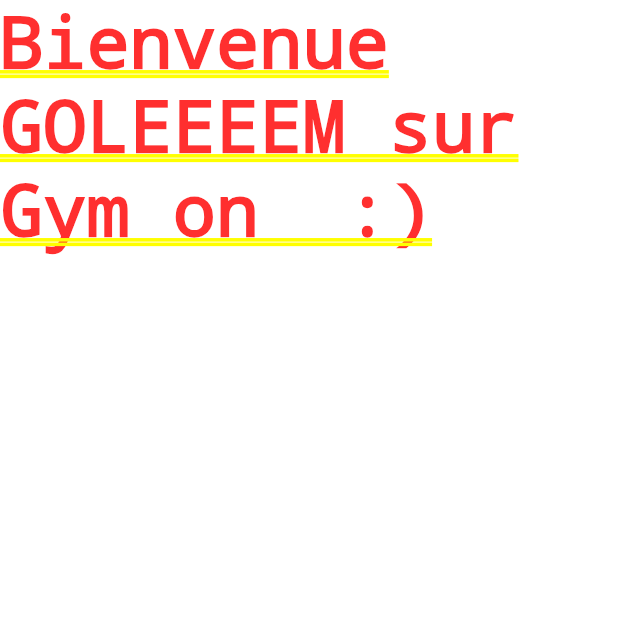
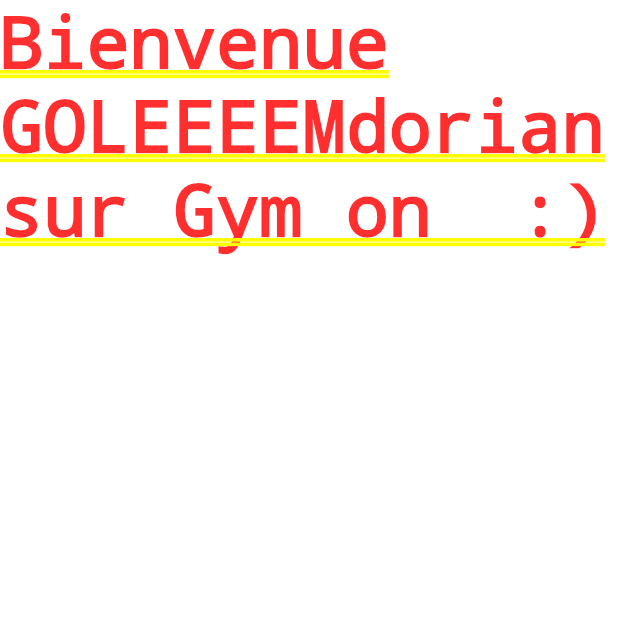
Before and after one commit to Pismice/PDG-GRP5, a Flutter app: the screen it shows once a user with an empty profile is signed in, on a phone screen of 412 x 824 dp, the top half of it. Run offline on Flutter 3.47's test engine with Material 2 defaults, Android fonts, the phone set to English and light mode, and no system bars; our stand-ins replace cloud_firestore, firebase_auth, firebase_core; accounts and stored records are empty; network calls fail.

Commit message:
[DONE] Voila pour toi dorian

```diff
--- a/lib/main.dart
+++ b/lib/main.dart
@@ -54,7 +54,7 @@ class MyApp extends StatelessWidget {
             return const GoogleSignInScreen();
           } else {
             return Text(
-                'Bienvenue GOLEEEEM sur Gym on ${FirebaseAuth.instance.currentUser?.displayName ?? "Guest"} :)');
+                'Bienvenue GOLEEEEMdorian sur Gym on ${FirebaseAuth.instance.currentUser?.displayName ?? "Guest"} :)');
           }
         },
       ),
```
